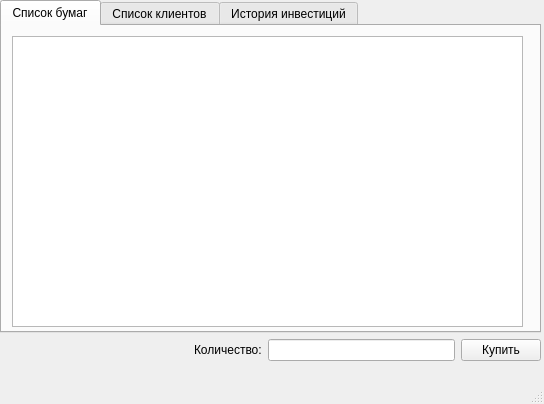
Qt form InvestitionsProgram/employeemainwindow.ui (DaniilChernykh/Project) before a commit.
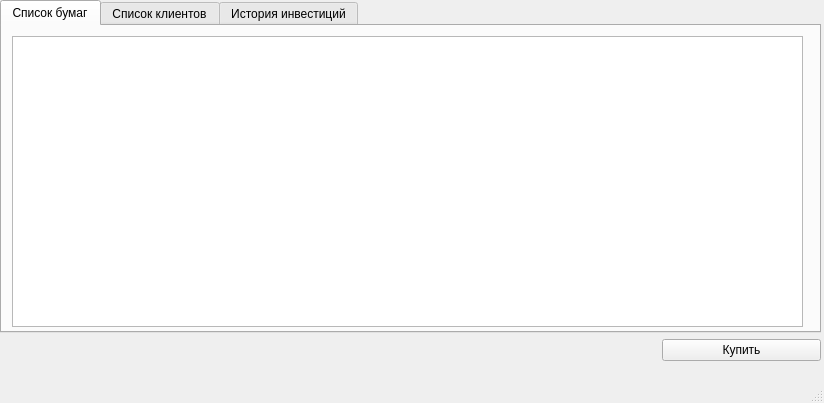
The same form after that commit. The open tabs and pages were chosen to show the change.

Commit message: add functions employee, add load/save data from .tnb files, add for client button with add cost

```diff
--- a/InvestitionsProgram/employeemainwindow.ui
+++ b/InvestitionsProgram/employeemainwindow.ui
@@ -6,8 +6,8 @@
    <rect>
     <x>0</x>
     <y>0</y>
-    <width>544</width>
-    <height>404</height>
+    <width>824</width>
+    <height>403</height>
    </rect>
   </property>
   <property name="windowTitle">
@@ -19,19 +19,19 @@
      <rect>
       <x>0</x>
       <y>0</y>
-      <width>541</width>
+      <width>821</width>
       <height>361</height>
      </rect>
     </property>
     <layout class="QGridLayout" name="gridLayout">
-     <item row="1" column="3">
-      <widget class="QPushButton" name="countButton">
+     <item row="1" column="4">
+      <widget class="QPushButton" name="buyButton">
        <property name="text">
         <string>Купить</string>
        </property>
       </widget>
      </item>
-     <item row="0" column="0" colspan="4">
+     <item row="0" column="0" colspan="5">
       <widget class="QTabWidget" name="tabWidget">
        <property name="currentIndex">
         <number>2</number>
@@ -45,7 +45,7 @@
           <rect>
            <x>10</x>
            <y>10</y>
-           <width>511</width>
+           <width>791</width>
            <height>291</height>
           </rect>
          </property>
@@ -98,29 +98,6 @@
        </widget>
       </widget>
      </item>
-     <item row="1" column="2">
-      <widget class="QLineEdit" name="countEdit"/>
-     </item>
-     <item row="1" column="1">
-      <widget class="QLabel" name="label">
-       <property name="text">
-        <string>Количество:</string>
-       </property>
-      </widget>
-     </item>
-     <item row="1" column="0">
-      <spacer name="horizontalSpacer">
-       <property name="orientation">
-        <enum>Qt::Horizontal</enum>
-       </property>
-       <property name="sizeHint" stdset="0">
-        <size>
-         <width>40</width>
-         <height>20</height>
-        </size>
-       </property>
-      </spacer>
-     </item>
     </layout>
    </widget>
   </widget>
```
Left out of the diff: 30 changed lines with no effect on the pictures. The commit also changes 13 other files.
